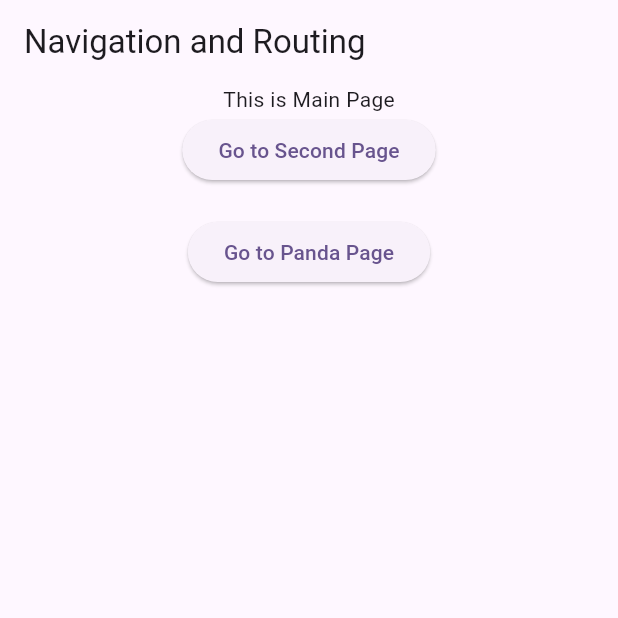
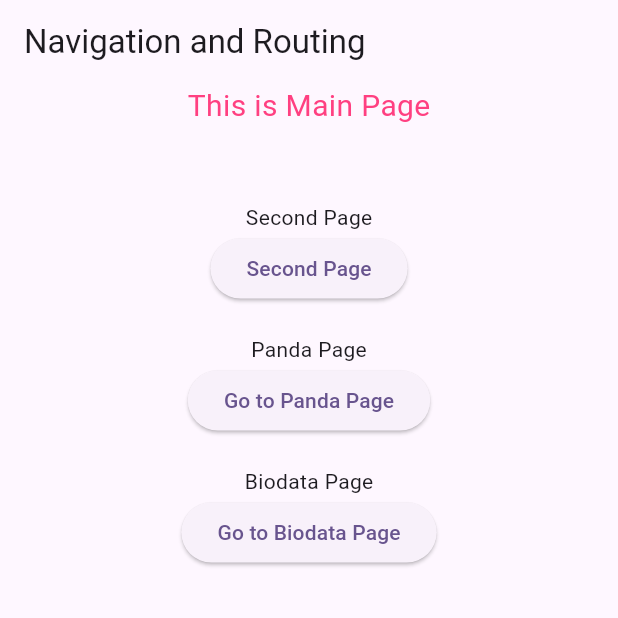
Before and after one commit to fattsowavy/flutter-ITBOX, a Flutter app: the screen it shows after launch, on a phone screen of 412 x 824 dp, the top half of it. Run offline on Flutter 3.47's test engine with Material 3 defaults, Android fonts, the phone set to English and light mode, and no system bars.

Commit message:
initial commit: add biodata page

```diff
--- a/lib/home.dart
+++ b/lib/home.dart
@@ -20,6 +20,7 @@ class _HomeState extends State<Home> {
         children: [
           Image.asset("assets/images/panda.jpeg", width: 100, height: 100),
           ElevatedButton(
+            // ignore: avoid_print
             onPressed: () => print("Panda"),
             child: Text(
               "Panda Button",
@@ -38,6 +39,7 @@ class _HomeState extends State<Home> {
       appBar: AppBar(
         leading: IconButton(
           onPressed: () {
+            print("Go Back");
             Navigator.of(context).pop('/');
           },
           icon: Icon(Icons.arrow_back_ios_new, color: Colors.white),
--- a/lib/main.dart
+++ b/lib/main.dart
@@ -1,7 +1,7 @@
+import 'package:basic_flutter/biodata.dart';
 import 'package:basic_flutter/home.dart';
 import 'package:basic_flutter/secondPage.dart';
 import 'package:flutter/material.dart';
-import 'package:basic_flutter/home.dart';
 
 void main() {
   runApp(const MyApp());
@@ -23,6 +23,7 @@ class MyApp extends StatelessWidget {
       routes: {
         '/second-page': (context) => SecondPage(),
         '/home': (context) => Home(),
+        '/biodata': (context) => Biodata(),
       },
     );
   }
@@ -43,7 +44,13 @@ class _MyHomePageState extends State<MyHomePage> {
       body: Center(
         child: Column(
           children: [
-            Text("This is Main Page"),
+            Text(
+              "This is Main Page",
+              style: TextStyle(fontSize: 20, color: Colors.pinkAccent),
+            ),
+            SizedBox(height: 50),
+
+            Text("Second Page"),
             ElevatedButton(
               onPressed: () {
                 Navigator.of(context).pushNamed('/second-page');
@@ -56,9 +63,10 @@ class _MyHomePageState extends State<MyHomePage> {
                 //   ),
                 // );
               },
-              child: Text("Go to Second Page"),
+              child: Text("Second Page"),
             ),
             SizedBox(height: 20),
+            Text("Panda Page"),
             ElevatedButton(
               onPressed: () {
                 Navigator.of(context).pushNamed('/home');
@@ -71,7 +79,18 @@ class _MyHomePageState extends State<MyHomePage> {
                 //   ),
                 // );
               },
+
               child: Text("Go to Panda Page"),
+            ),
+
+            SizedBox(height: 20),
+            Text("Biodata Page"),
+            ElevatedButton(
+              onPressed: () {
+                Navigator.of(context).pushNamed('/biodata');
+              },
+
+              child: Text("Go to Biodata Page"),
             ),
           ],
         ),
```
Also changed, not shown: lib/biodata.dart (added, +78 -0 lines), pubspec.yaml (+4 -4 lines), assets/fonts/Bebas_Neue/BebasNeue-Regular.ttf (added), assets/images/gueh.jpg (added).
